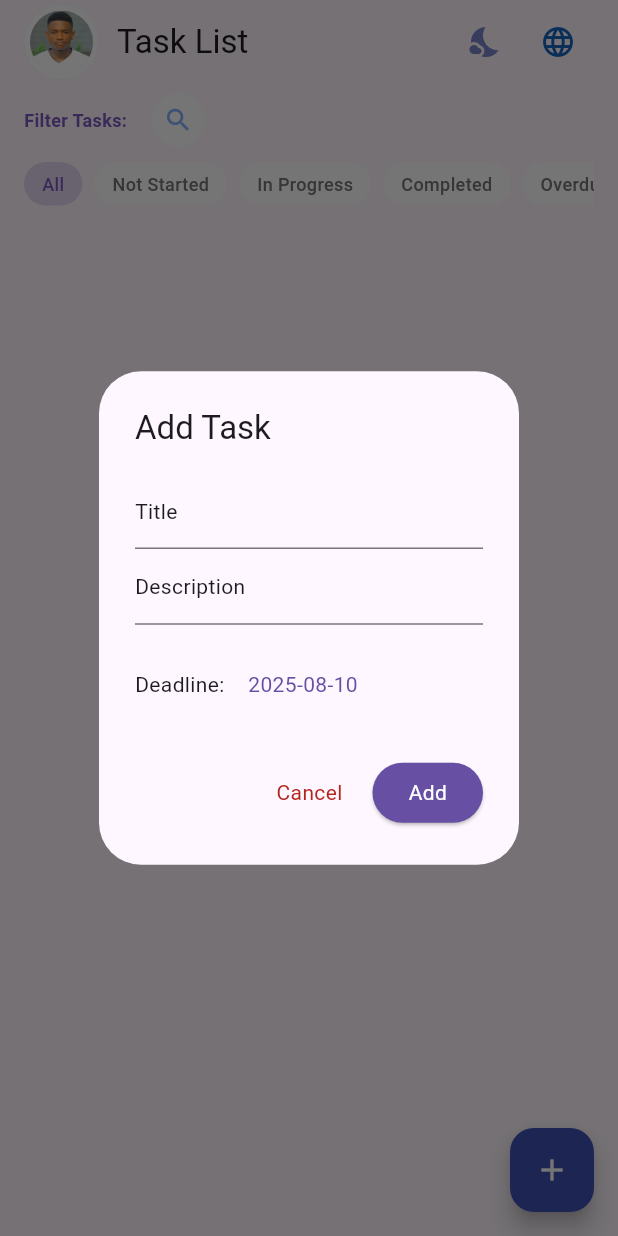
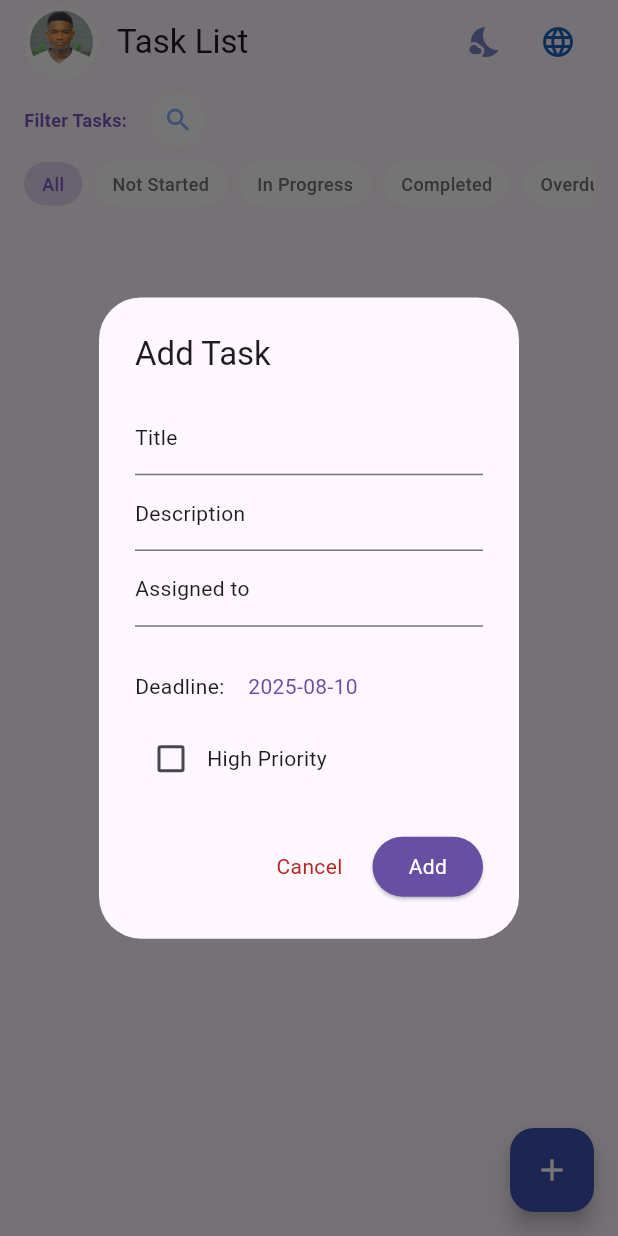
Before and after one commit to kteken10/taskmanagerui, a Flutter app: the screen it shows after launch, after a tap on the "add" icon, on a phone screen of 412 x 824 dp. Run offline on Flutter 3.47's test engine with Material 3 defaults, Android fonts, the light colour scheme and no system bars; our stand-ins replace flutter_local_notifications, flutter_riverpod, hive, hive_flutter, timezone; accounts and stored records are empty.

Commit message:
Separated dialog to adding new Task in the Tasl_listScreen

```diff
--- a/lib/model/task.dart
+++ b/lib/model/task.dart
@@ -20,12 +20,20 @@ class Task {
   @HiveField(4)
   TaskStatus status;
 
+  @HiveField(5)
+  final String assignedTo;
+
+  @HiveField(6)
+  final bool highPriority;
+
   Task({
     required this.id,
     required this.title,
     required this.description,
     required this.deadline,
     this.status = TaskStatus.NotStarted,
+    this.assignedTo = '',
+    this.highPriority = false,
   });
 
   Task copyWith({
@@ -34,6 +42,8 @@ class Task {
     String? description,
     DateTime? deadline,
     TaskStatus? status,
+    String? assignedTo,
+    bool? highPriority,
   }) {
     return Task(
       id: id ?? this.id,
@@ -41,10 +51,29 @@ class Task {
       description: description ?? this.description,
       deadline: deadline ?? this.deadline,
       status: status ?? this.status,
+      assignedTo: assignedTo ?? this.assignedTo,
+      highPriority: highPriority ?? this.highPriority,
     );
   }
 
   String get formattedDeadline => DateFormat('yyyy-MM-dd').format(deadline);
+
+  String get timeStatus {
+    final now = DateTime.now();
+    if (status == TaskStatus.Completed) {
+      return 'Completed: ${DateFormat('MMM d').format(deadline)}';
+    } else if (deadline.isBefore(now)) {
+      final difference = now.difference(deadline);
+      return 'Overdue - ${difference.inHours}h ${difference.inMinutes % 60}m';
+    } else {
+      final difference = deadline.difference(now);
+      if (difference.inDays > 0) {
+        return 'Due in ${difference.inDays} days';
+      } else {
+        return 'Due Today';
+      }
+    }
+  }
 }
 
 @HiveType(typeId: 1)
--- a/lib/screens/task_list_screen.dart
+++ b/lib/screens/task_list_screen.dart
@@ -1,17 +1,16 @@
 import 'package:flutter/material.dart';
 import 'package:flutter_riverpod/flutter_riverpod.dart';
-import 'package:intl/intl.dart';
 
 import '../model/task.dart';
 import '../providers/task_provider.dart';
 import '../providers/theme_provider.dart';
 import '../providers/locale_provider.dart';
 import '../l10n/app_localizations.dart';
-import '../services/analytics_service.dart';
 import '../ui/pulsing_avatar.dart';
 import '../ui/reorderable_task_list.dart';
 import '../ui/task_filter.dart' show TaskFilter, TaskFilterBar;
-import 'app_padding.dart'; // import du widget padding
+import '../ui/add_task_dialog.dart'; // Nouvelle importation
+import 'app_padding.dart';
 
 class TaskListScreen extends ConsumerStatefulWidget {
   const TaskListScreen({super.key});
@@ -38,7 +37,6 @@ class _TaskListScreenState extends ConsumerState<TaskListScreen> {
     final localizations = AppLocalizations.of(context);
     final isDarkMode = theme.brightness == Brightness.dark;
 
-    // Filtre supplémentaire par recherche (titre ou description)
     final searchText = _searchController.text.toLowerCase();
     final searchedTasks = searchText.isEmpty
         ? filteredTasks
@@ -48,7 +46,7 @@ class _TaskListScreenState extends ConsumerState<TaskListScreen> {
 
     return Scaffold(
       appBar: AppBar(
-        titleSpacing: 0, // Pour coller au padding personnalisé
+        titleSpacing: 0,
         title: AppPadding(
           child: Row(
             children: [
@@ -108,9 +106,9 @@ class _TaskListScreenState extends ConsumerState<TaskListScreen> {
                 });
               },
               onSearchChanged: (query) {
-                setState(() {}); // Rebuild pour appliquer filtre recherche
+                setState(() {});
               },
-              searchController: _searchController,  // <-- contrôle partagé ici
+              searchController: _searchController,
             ),
             Expanded(
               child: AnimatedSwitcher(
@@ -136,7 +134,7 @@ class _TaskListScreenState extends ConsumerState<TaskListScreen> {
         backgroundColor: isDarkMode ? Colors.amber[600] : Colors.indigo,
         foregroundColor: Colors.white,
         child: const Icon(Icons.add),
-        onPressed: () => _showAddTaskDialog(context, ref),
+        onPressed: () => _showAddTaskDialog(context),
       ),
     );
   }
@@ -160,113 +158,10 @@ class _TaskListScreenState extends ConsumerState<TaskListScreen> {
     }).toList();
   }
 
-  Future<void> _showAddTaskDialog(BuildContext context, WidgetRef ref) async {
-    final theme = Theme.of(context);
-    final titleController = TextEditingController();
-    final descriptionController = TextEditingController();
-    DateTime deadline = DateTime.now().add(const Duration(days: 1));
-
-    final localizations = AppLocalizations.of(context);
-
+  Future<void> _showAddTaskDialog(BuildContext context) async {
     await showDialog(
       context: context,
-      builder: (context) => AlertDialog(
-        backgroundColor: theme.dialogBackgroundColor,
-        title: Text(
-          localizations.addTask,
-          style: theme.textTheme.titleLarge,
-        ),
-        content: Column(
-          mainAxisSize: MainAxisSize.min,
-          children: [
-            TextField(
-              controller: titleController,
-              decoration: InputDecoration(
-                labelText: localizations.title,
-                labelStyle: theme.textTheme.bodyMedium,
-              ),
-              style: theme.textTheme.bodyMedium,
-            ),
-            TextField(
-              controller: descriptionController,
-              decoration: InputDecoration(
-                labelText: localizations.description,
-                labelStyle: theme.textTheme.bodyMedium,
-              ),
-              style: theme.textTheme.bodyMedium,
-            ),
-            const SizedBox(height: 16),
-            Row(
-              children: [
-                Text(
-                  '${localizations.deadline}: ',
-                  style: theme.textTheme.bodyMedium,
-                ),
-                TextButton(
-                  child: Text(
-                    DateFormat('yyyy-MM-dd').format(deadline),
-                    style: theme.textTheme.bodyMedium?.copyWith(
-                      color: theme.colorScheme.primary,
-                    ),
-                  ),
-                  onPressed: () async {
-                    final newDate = await showDatePicker(
-                      context: context,
-                      initialDate: deadline,
-                      firstDate: DateTime.now(),
-                      lastDate: DateTime.now().add(const Duration(days: 365)),
-                      builder: (context, child) => Theme(
-                        data: theme.copyWith(
-                          colorScheme: theme.colorScheme.copyWith(
-                            primary: theme.colorScheme.primary,
-                          ),
-                        ),
-                        child: child!,
-                      ),
-                    );
-                    if (newDate != null) {
-                      deadline = newDate;
-                    }
-                  },
-                ),
-              ],
-            ),
-          ],
-        ),
-        actions: [
-          TextButton(
-            onPressed: () => Navigator.of(context).pop(),
-            child: Text(
-              localizations.cancel,
-              style: theme.textTheme.bodyMedium?.copyWith(
-                color: theme.colorScheme.error,
-              ),
-            ),
-          ),
-          ElevatedButton(
-            style: ElevatedButton.styleFrom(
-              backgroundColor: theme.colorScheme.primary,
-            ),
-            onPressed: () {
-              final newTask = Task(
-                id: DateTime.now().millisecondsSinceEpoch.toString(),
-                title: titleController.text,
-                description: descriptionController.text,
-                deadline: deadline,
-              );
-              ref.read(taskProvider.notifier).addTask(newTask);
-              AnalyticsService.logTaskEvent('add_task', newTask);
-              Navigator.of(context).pop();
-            },
-            child: Text(
-              localizations.add,
-              style: theme.textTheme.bodyMedium?.copyWith(
-                color: theme.colorScheme.onPrimary,
-              ),
-            ),
-          ),
-        ],
-      ),
+      builder: (context) => const AddTaskDialog(),
     );
   }
 }
--- /dev/null
+++ b/lib/ui/add_task_dialog.dart
@@ -0,0 +1,178 @@
+import 'package:flutter/material.dart';
+import 'package:flutter_riverpod/flutter_riverpod.dart';
+import 'package:intl/intl.dart';
+
+import '../../model/task.dart';
+import '../../providers/task_provider.dart';
+import '../../l10n/app_localizations.dart';
+import '../../services/analytics_service.dart';
+
+class AddTaskDialog extends ConsumerStatefulWidget {
+  const AddTaskDialog({super.key});
+
+  @override
+  ConsumerState<AddTaskDialog> createState() => _AddTaskDialogState();
+}
+
+class _AddTaskDialogState extends ConsumerState<AddTaskDialog> {
+  final _titleController = TextEditingController();
+  final _descriptionController = TextEditingController();
+  final _assignedToController = TextEditingController();
+  DateTime _deadline = DateTime.now().add(const Duration(days: 1));
+  bool _highPriority = false;
+
+  @override
+  void dispose() {
+    _titleController.dispose();
+    _descriptionController.dispose();
+    _assignedToController.dispose();
+    super.dispose();
+  }
+
+  @override
+  Widget build(BuildContext context) {
+    final theme = Theme.of(context);
+    final localizations = AppLocalizations.of(context);
+
+    return AlertDialog(
+      backgroundColor: theme.dialogBackgroundColor,
+      title: Text(
+        localizations.addTask,
+        style: theme.textTheme.titleLarge,
+      ),
+      content: SingleChildScrollView(
+        child: Column(
+          mainAxisSize: MainAxisSize.min,
+          children: [
+            TextField(
+              controller: _titleController,
+              decoration: InputDecoration(
+                labelText: localizations.title,
+                labelStyle: theme.textTheme.bodyMedium,
+              ),
+              style: theme.textTheme.bodyMedium,
+            ),
+            TextField(
+              controller: _descriptionController,
+              decoration: InputDecoration(
+                labelText: localizations.description,
+                labelStyle: theme.textTheme.bodyMedium,
+              ),
+              style: theme.textTheme.bodyMedium,
+            ),
+            TextField(
+              controller: _assignedToController,
+              decoration: InputDecoration(
+                labelText: 'Assigned to',
+                labelStyle: theme.textTheme.bodyMedium,
+              ),
+              style: theme.textTheme.bodyMedium,
+            ),
+            const SizedBox(height: 16),
+            Row(
+              children: [
+                Text(
+                  '${localizations.deadline}: ',
+                  style: theme.textTheme.bodyMedium,
+                ),
+                TextButton(
+                  child: Text(
+                    DateFormat('yyyy-MM-dd').format(_deadline),
+                    style: theme.textTheme.bodyMedium?.copyWith(
+                      color: theme.colorScheme.primary,
+                    ),
+                  ),
+                  onPressed: () => _selectDate(context),
+                ),
+              ],
+            ),
+            Row(
+              children: [
+                Checkbox(
+                  value: _highPriority,
+                  onChanged: (value) {
+                    setState(() {
+                      _highPriority = value ?? false;
+                    });
+                  },
+                ),
+                Text(
+                  'High Priority',
+                  style: theme.textTheme.bodyMedium,
+                ),
+              ],
+            ),
+          ],
+        ),
+      ),
+      actions: [
+        TextButton(
+          onPressed: () => Navigator.of(context).pop(),
+          child: Text(
+            localizations.cancel,
+            style: theme.textTheme.bodyMedium?.copyWith(
+              color: theme.colorScheme.error,
+            ),
+          ),
+        ),
+        ElevatedButton(
+          style: ElevatedButton.styleFrom(
+            backgroundColor: theme.colorScheme.primary,
+          ),
+          onPressed: () => _createTask(ref, context),
+          child: Text(
+            localizations.add,
+            style: theme.textTheme.bodyMedium?.copyWith(
+              color: theme.colorScheme.onPrimary,
+            ),
+          ),
+        ),
+      ],
+    );
+  }
+
+  Future<void> _selectDate(BuildContext context) async {
+    final theme = Theme.of(context);
+    final newDate = await showDatePicker(
+      context: context,
+      initialDate: _deadline,
+      firstDate: DateTime.now(),
+      lastDate: DateTime.now().add(const Duration(days: 365)),
+      builder: (context, child) => Theme(
+        data: theme.copyWith(
+          colorScheme: theme.colorScheme.copyWith(
+            primary: theme.colorScheme.primary,
+          ),
+        ),
+        child: child!,
+      ),
+    );
+    if (newDate != null) {
+      setState(() {
+        _deadline = newDate;
+      });
+    }
+  }
+
+  void _createTask(WidgetRef ref, BuildContext context) {
+    if (_titleController.text.isEmpty) {
+      ScaffoldMessenger.of(context).showSnackBar(
+        const SnackBar(content: Text('Title is required')),
+      );
+      return;
+    }
+
+    final newTask = Task(
+      id: DateTime.now().millisecondsSinceEpoch.toString(),
+      title: _titleController.text,
+      description: _descriptionController.text,
+      deadline: _deadline,
+      assignedTo: _assignedToController.text,
+      highPriority: _highPriority,
+    );
+
+    ref.read(taskProvider.notifier).addTask(newTask);
+    AnalyticsService.logTaskEvent('add_task', newTask);
+    Navigator.of(context).pop();
+  }
+}
```
Also changed, not shown: lib/ui/task_card.dart (+54 -9 lines).
